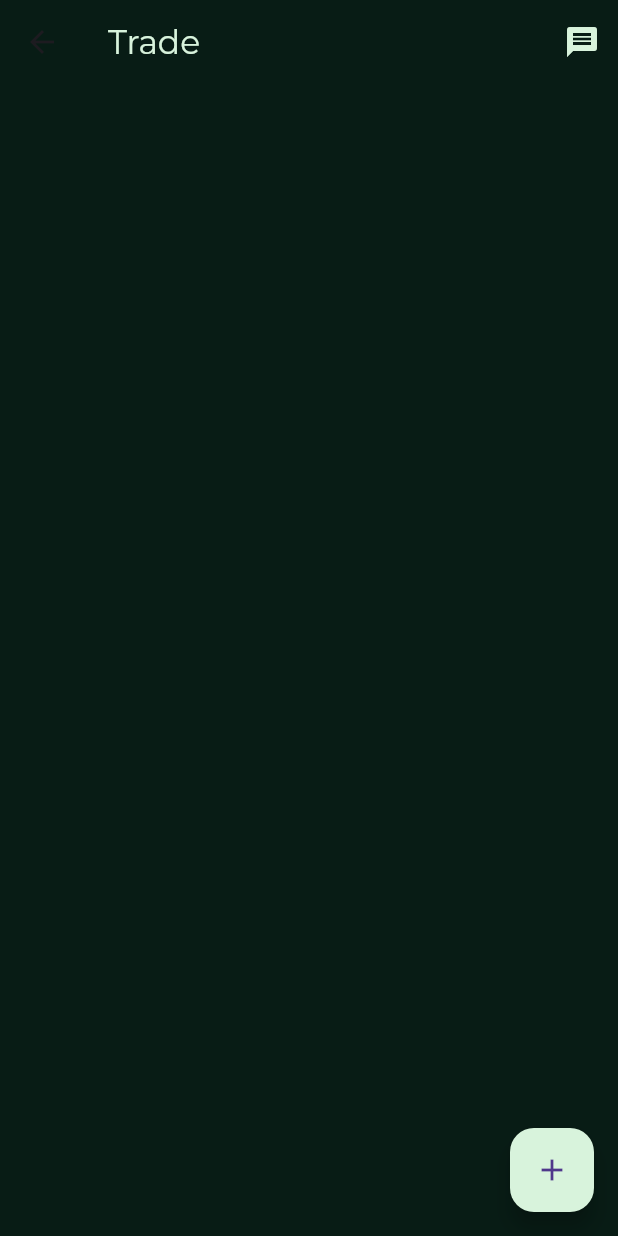
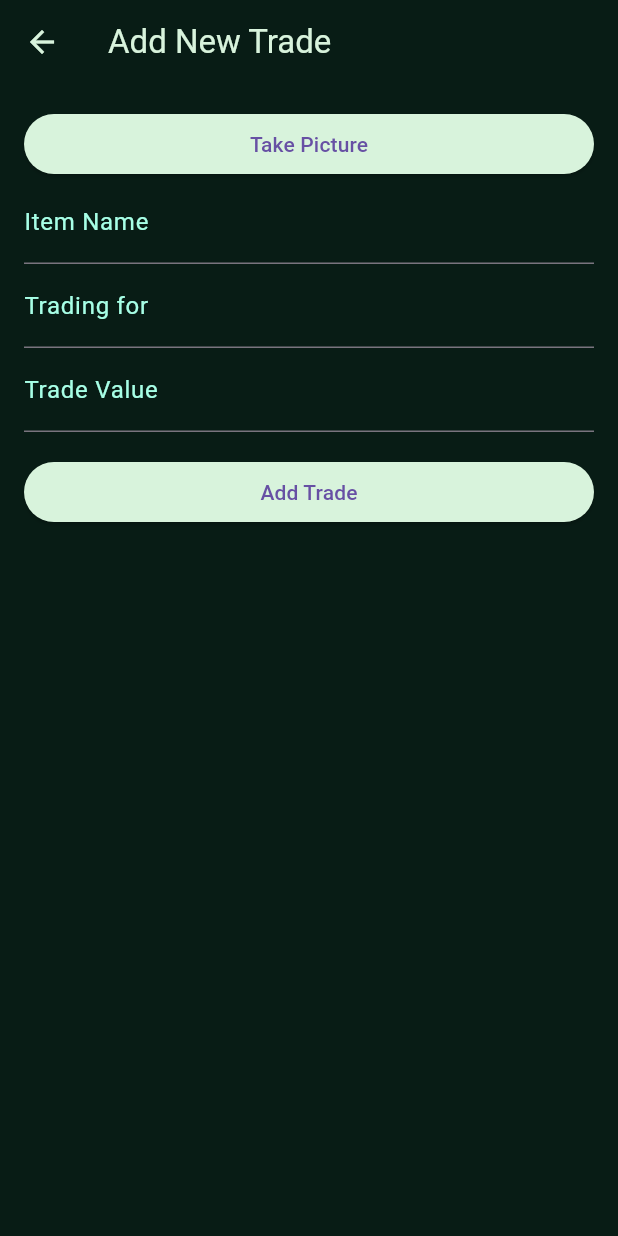
Before and after one commit to Sashank-05/urban-harvest, a Flutter app: the SeedTradeContent screen opened directly, after a tap on the "add" icon, on a phone screen of 412 x 824 dp. Run offline on Flutter 3.47's test engine with Material 3 defaults, Android fonts, the phone set to English and light mode, and no system bars; our stand-ins replace cloud_firestore, community_material_icon, firebase_auth, firebase_core, firebase_storage, geocoding and 7 more; missing offline and left inert: tflite_flutter; accounts and stored records are empty; generated files the repository leaves out were written again; network calls fail; project files that could hold a hidden picture were left out.

Commit message:
add trade

```diff
--- /dev/null
+++ b/lib/homepage/addtrade.dart
@@ -0,0 +1,188 @@
+import 'dart:io';
+import 'package:flutter/material.dart';
+import 'package:geocoding/geocoding.dart';
+import 'package:geolocator/geolocator.dart';
+import 'package:image_picker/image_picker.dart';
+import 'package:firebase_storage/firebase_storage.dart' as firebase_storage;
+import 'package:cloud_firestore/cloud_firestore.dart';
+import 'package:firebase_auth/firebase_auth.dart';
+
+import '../constant_colors.dart';
+
+class AddTradePage extends StatefulWidget {
+  const AddTradePage({Key? key}) : super(key: key);
+
+  @override
+  _AddTradePageState createState() => _AddTradePageState();
+}
+
+class _AddTradePageState extends State<AddTradePage> {
+  final TextEditingController _itemNameController = TextEditingController();
+  final TextEditingController _tradeOtherController = TextEditingController();
+  final TextEditingController _tradeValueController = TextEditingController();
+
+  File? _image;
+
+  final picker = ImagePicker();
+
+  Future getImage() async {
+    final pickedFile = await picker.pickImage(source: ImageSource.camera);
+
+    setState(() {
+      if (pickedFile != null) {
+        _image = File(pickedFile.path);
+      } else {
+        print('No image selected.');
+      }
+    });
+  }
+
+  Future<String?> uploadImageToFirebase() async {
+    if (_image == null) return null;
+
+    try {
+      final fileName = DateTime.now().millisecondsSinceEpoch.toString();
+      final ref = firebase_storage.FirebaseStorage.instance
+          .ref('trade_images')
+          .child('$fileName.jpg');
+      final uploadTask = ref.putFile(_image!);
+      final snapshot = await uploadTask.whenComplete(() => null);
+      final downloadUrl = await snapshot.ref.getDownloadURL();
+      return downloadUrl;
+    } catch (e) {
+      print('Error uploading image: $e');
+      return null;
+    }
+  }
+
+  @override
+  Widget build(BuildContext context) {
+    return Scaffold(
+      backgroundColor: AppColors.backgroundColor, // Set scaffold background color
+      appBar: AppBar(
+        backgroundColor: AppColors.backgroundColor, // Use AppColors in app bar
+        title: Text(
+          'Add New Trade',
+          style: TextStyle(color: AppColors.primaryColor),
+        ),
+        iconTheme: IconThemeData(color: AppColors.primaryColor), // Set icon color
+      ),
+
+      body: Padding(
+        padding: const EdgeInsets.all(16.0),
+        child: Column(
+          crossAxisAlignment: CrossAxisAlignment.stretch,
+          children: [
+            if (_image != null)
+              Image.file(
+                _image!,
+                height: 200,
+                fit: BoxFit.cover,
+              ),
+            ElevatedButton(
+              onPressed: getImage,
+              child: Text('Take Picture'),
+              style: ElevatedButton.styleFrom(
+                backgroundColor: AppColors.primaryColor,
+              ),
+            ),
+            TextField(
+              controller: _itemNameController,
+              decoration: InputDecoration(
+                labelText: 'Item Name',
+                labelStyle: TextStyle(color: AppColors.textColorDark),
+              ),
+            ),
+            TextField(
+              controller: _tradeOtherController,
+              decoration: InputDecoration(
+                labelText: 'Trading for',
+                labelStyle: TextStyle(color: AppColors.textColorDark),
+              ),
+            ),
+            TextField(
+              controller: _tradeValueController,
+              decoration: InputDecoration(
+                labelText: 'Trade Value',
+                labelStyle: TextStyle(color: AppColors.textColorDark),
+              ),
+            ),
+            SizedBox(height: 16),
+            ElevatedButton(
+              onPressed: () async {
+                final imageUrl = await uploadImageToFirebase();
+
+                // Get user email
+                final String? userEmail =
+                    FirebaseAuth.instance.currentUser?.email;
+
+                // Get current position
+                Position? currentPosition;
+                try {
+                  currentPosition = await Geolocator.getCurrentPosition(
+                    desiredAccuracy: LocationAccuracy.high,
+                  );
+                } catch (e) {
+                  print("Error getting current position: $e");
+                }
+
+                // Construct trade data
+                final Map<String, dynamic> tradeData = {
+                  'city': await getCurrentCity(currentPosition),
+                  'image': imageUrl ?? 'https://picsum.photos/300/100',
+                  'itemName': _itemNameController.text,
+                  'location': GeoPoint(
+                    currentPosition?.latitude ?? 0.0,
+                    currentPosition?.longitude ?? 0.0,
+                  ),
+                  'sellerEmail': userEmail,
+                  'tradeItem': [
+                    _tradeValueController.text,
+                    _tradeOtherController.text,
+                  ],
+                };
+
+                // Add trade to Firestore
+                await FirebaseFirestore.instance
+                    .collection('Trades')
+                    .doc()
+                    .set(tradeData);
+                // Navigate back
+                Navigator.pop(context);
+              },
+              child: Text('Add Trade'),
+              style: ElevatedButton.styleFrom(
+                backgroundColor: AppColors.primaryColor,
+              ),
+            ),
+          ],
+        ),
+      ),
+    );
+
+  }
+}
+
+Future<String> getCurrentCity(Position? position) async {
+  if (position == null) return ""; // Return empty string if position is null
+
+  List<Placemark> placemarks = [];
+  try {
+    placemarks = await placemarkFromCoordinates(
+      position.latitude,
+      position.longitude,
+    );
+  } catch (e) {
+    print("Error getting placemarks: $e");
+    return ""; // Return empty string if unable to get placemarks
+  }
+
+  if (placemarks.isEmpty) {
+    print("Placemarks is empty");
+    return ""; // Return empty string if placemarks is empty
+  }
+
+  String? city = placemarks[0].locality;
+
+  return city ?? "";
+}
--- a/lib/homepage/seed_trade.dart
+++ b/lib/homepage/seed_trade.dart
@@ -5,6 +5,7 @@ import 'package:firebase_auth/firebase_auth.dart';
 import 'package:flutter/material.dart';
 import 'package:geolocator/geolocator.dart';
 import '../constant_colors.dart';
+import 'addtrade.dart';
 
 class SeedTradeContent extends StatefulWidget {
   const SeedTradeContent({Key? key});
@@ -27,6 +28,7 @@ class _SeedTradeContentState extends State<SeedTradeContent> {
     _tradesStream = _firestore.collection('Trades').snapshots();
     print(_currentUser);
   }
+
   @override
   void dispose() {
     //.cancel(); // Cancel the subscription
@@ -50,7 +52,10 @@ class _SeedTradeContentState extends State<SeedTradeContent> {
         backgroundColor: AppColors.backgroundColor,
         title: Text(
           "Trade",
-          style: TextStyle(color: AppColors.primaryColor, fontFamily: 'Montserrat', ),
+          style: TextStyle(
+            color: AppColors.primaryColor,
+            fontFamily: 'Montserrat',
+          ),
         ),
         actions: [
           IconButton(
@@ -95,7 +100,10 @@ class _SeedTradeContentState extends State<SeedTradeContent> {
       ),
       floatingActionButton: FloatingActionButton(
         onPressed: () {
-          // Implement navigation to create trade page
+          Navigator.push(
+            context,
+            MaterialPageRoute(builder: (context) => const AddTradePage()),
+          );
         },
         child: const Icon(Icons.add),
         backgroundColor: AppColors.primaryColor,
@@ -112,7 +120,9 @@ class _SeedTradeContentState extends State<SeedTradeContent> {
       final tradeItems = trade.get('tradeItem') as List<dynamic>;
       final address = _convertLatLonToAddress(location); // Optional conversion
 
-      return GestureDetector(
+      return Padding( // Add Padding widget here
+        padding: EdgeInsets.symmetric(vertical: 8), // Adjust the vertical spacing as needed
+        child: GestureDetector(
           onTap: () {
             // Navigate to trade details page
             _navigateToTradeDetailsPage(context, trade);
@@ -124,9 +134,11 @@ class _SeedTradeContentState extends State<SeedTradeContent> {
             imageUrl: imageUrl,
             address: address,
           ),
+        ),
       );
     }).toList();
   }
+
 
   Widget _buildTradeBox(
     String seedName,
@@ -135,7 +147,9 @@ class _SeedTradeContentState extends State<SeedTradeContent> {
     String? imageUrl,
     String? address,
   }) {
-    return Container(
+    return SizedBox(
+
+        child: Container(
       width: MediaQuery.of(context).size.width * 0.9,
       padding: const EdgeInsets.all(10),
       decoration: BoxDecoration(
@@ -200,13 +214,11 @@ class _SeedTradeContentState extends State<SeedTradeContent> {
           ),
         ],
       ),
-    );
+    ));
   }
 
-  // Optional: Implement this function to convert GeoPoint to address
   String? _convertLatLonToAddress(GeoPoint location) {
     // TODO: Implement address conversion logic here
-    // You can use geocoding services or libraries for this
     return null;
   }
 
@@ -216,8 +228,10 @@ class _SeedTradeContentState extends State<SeedTradeContent> {
     trades.sort((a, b) {
       final aLocation = a['location'] as GeoPoint;
       final bLocation = b['location'] as GeoPoint;
-      final aDistance = _calculateDistance(aLocation.latitude, aLocation.longitude);
-      final bDistance = _calculateDistance(bLocation.latitude, bLocation.longitude);
+      final aDistance =
+          _calculateDistance(aLocation.latitude, aLocation.longitude);
+      final bDistance =
+          _calculateDistance(bLocation.latitude, bLocation.longitude);
       return aDistance.compareTo(bDistance);
     });
     return trades;
@@ -245,7 +259,8 @@ class _SeedTradeContentState extends State<SeedTradeContent> {
     return degrees * (pi / 180);
   }
 
-  void _navigateToTradeDetailsPage(BuildContext context, QueryDocumentSnapshot trade) {
+  void _navigateToTradeDetailsPage(
+      BuildContext context, QueryDocumentSnapshot trade) {
     Navigator.push(
       context,
       MaterialPageRoute(
```
Also changed, not shown: lib/homepage/profile.dart (+21 -5 lines). Lines whose indentation alone changed are shown as unchanged.
